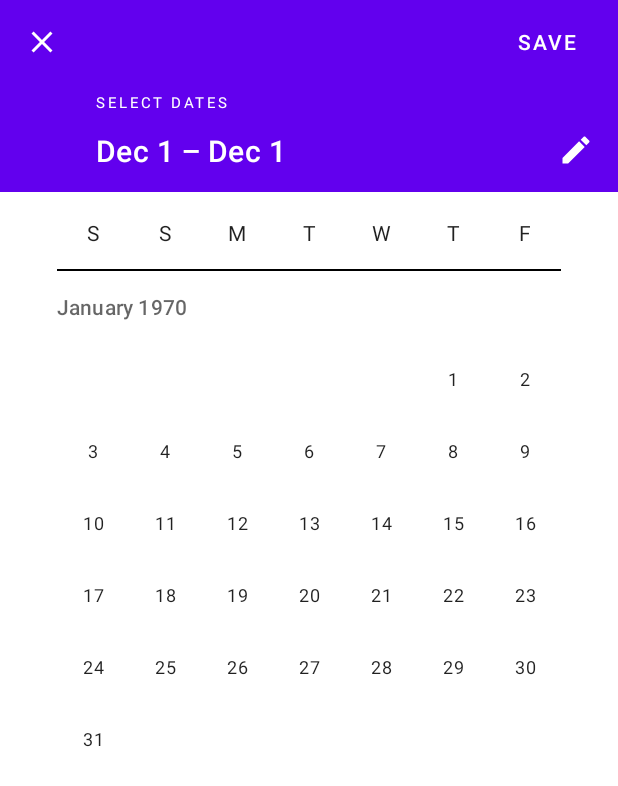
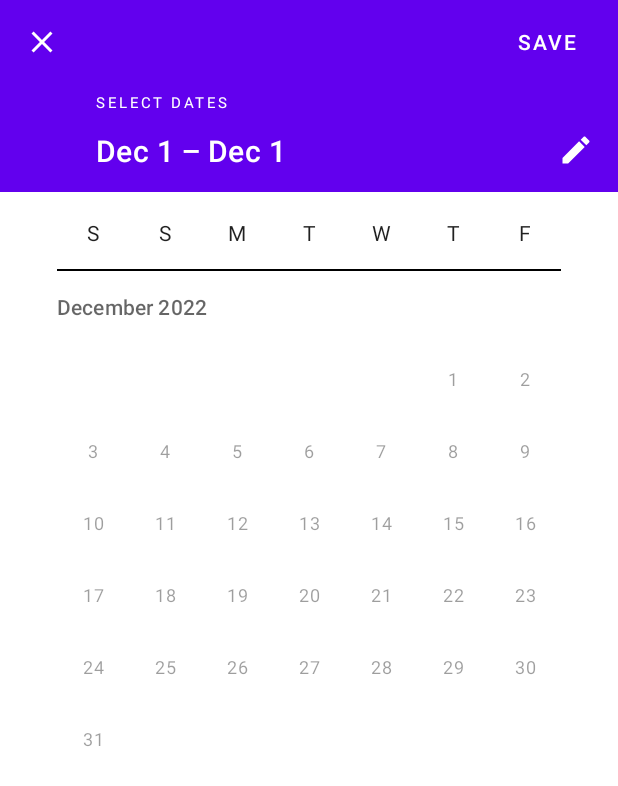
Before and after one commit to omarhatem1995/Mika, an Android app: the SecondFragment screen opened through its navigation route, on a phone screen of 412 x 824 dp. Shown: the top 786 px of the screen. Run offline under Robolectric (Android 15) with nearby library versions, the light colour scheme and no system bars; our stand-ins replace Firebase (no records; nobody signed in at launch, a user with empty details on screens opened directly), navigation-ui; plain views replace CalendarView.

Commit message:
-first demo finished

```diff
--- a/app/build.gradle
+++ b/app/build.gradle
@@ -51,7 +51,7 @@ dependencies {
 
     implementation 'androidx.core:core-ktx:1.9.0'
     implementation 'androidx.appcompat:appcompat:1.5.1'
-    implementation 'com.google.android.material:material:1.7.0'
+    implementation 'com.google.android.material:material:1.8.0-alpha03'
     implementation 'androidx.constraintlayout:constraintlayout:2.1.4'
     implementation 'com.google.firebase:firebase-database-ktx:20.1.0'
     implementation 'androidx.navigation:navigation-fragment-ktx:2.5.3'
--- a/app/src/main/AndroidManifest.xml
+++ b/app/src/main/AndroidManifest.xml
@@ -3,7 +3,7 @@
 
     <application
         android:allowBackup="true"
-        android:icon="@mipmap/ic_launcher"
+        android:icon="@mipmap/mika_launcher"
         android:label="@string/app_name"
         android:roundIcon="@mipmap/ic_launcher_round"
         android:supportsRtl="true"
@@ -11,7 +11,7 @@
         <activity
             android:name=".LoginActivity"
             android:exported="true"
-            android:label="@string/title_activity_login"
+            android:label="@string/app_name"
             android:theme="@style/Theme.Mika.NoActionBar">
 
             <intent-filter>
--- a/app/src/main/java/com/mika/FirstFragment.kt
+++ b/app/src/main/java/com/mika/FirstFragment.kt
@@ -63,6 +63,9 @@ class FirstFragment : Fragment() {
     private fun checkUserExistence(userID:String?) {
         viewLifecycleOwner.lifecycleScope.launch {
 
+
+            _binding?.progressFirst?.visibility = View.VISIBLE
+
             val response = firebaseDataBase?.reference?.child("Types")?.singleValueEvent()
 
             if(response is Response.Success){
@@ -71,8 +74,12 @@ class FirstFragment : Fragment() {
                     firebaseResponse(response,userID).flowWithLifecycle(viewLifecycleOwner.lifecycle
                         , Lifecycle.State.STARTED).collect{
 
+
+
                         if (it != null)
                         {
+
+
                             if (it.type == CLIENT_USER_TYPE)
                             {
                                 navigateToSecondClientHomeFragment()
@@ -80,6 +87,10 @@ class FirstFragment : Fragment() {
                             {
                                 navigateToProviderFragment()
                             }
+                        }else
+                        {
+                            Toast.makeText(context,"USER Not Found", Toast.LENGTH_LONG).show()
+                            showEditTextsWhenDataNotAvailable()
                         }
 
 
@@ -87,11 +98,13 @@ class FirstFragment : Fragment() {
 
                     }
                 }else{
+                    _binding?.progressFirst?.visibility =View.GONE
                     Toast.makeText(context,"USER ID NULL", Toast.LENGTH_LONG).show()
 
                 }
             }else{
-                Toast.makeText(context,"USER ID NULL", Toast.LENGTH_LONG).show()
+                showEditTextsWhenDataNotAvailable()
+                //Toast.makeText(context,"USER Not Found", Toast.LENGTH_LONG).show()
 
             }
         }
@@ -140,4 +153,13 @@ class FirstFragment : Fragment() {
         super.onDestroyView()
         _binding = null
     }
+
+    fun showEditTextsWhenDataNotAvailable()
+    {
+        _binding?.progressFirst?.visibility = View.GONE
+        _binding?.phoneNumberTextInputLayout?.visibility = View.VISIBLE
+        _binding?.plateNumberTextInputLayout?.visibility = View.VISIBLE
+        _binding?.vehicleColorTextInputLayout?.visibility = View.VISIBLE
+        _binding?.vehicleType?.visibility = View.VISIBLE
+    }
 }
--- a/app/src/main/java/com/mika/SecondFragment.kt
+++ b/app/src/main/java/com/mika/SecondFragment.kt
@@ -1,33 +1,28 @@
 package com.mika
 
 import android.annotation.SuppressLint
+import android.os.Build
 import android.os.Bundle
 import android.util.Log
-import androidx.fragment.app.Fragment
 import android.view.LayoutInflater
 import android.view.View
 import android.view.ViewGroup
 import android.widget.Toast
+import androidx.annotation.RequiresApi
 import androidx.core.util.Pair
-import androidx.lifecycle.Lifecycle
-import androidx.lifecycle.flowWithLifecycle
-import androidx.lifecycle.lifecycleScope
-import androidx.lifecycle.repeatOnLifecycle
+import androidx.fragment.app.Fragment
 import androidx.navigation.fragment.findNavController
 import com.google.android.material.datepicker.CalendarConstraints
+import com.google.android.material.datepicker.DateValidatorPointForward
 import com.google.android.material.datepicker.MaterialDatePicker
-import com.google.firebase.auth.FirebaseAuth
 import com.google.firebase.database.DataSnapshot
-import com.google.firebase.database.DatabaseError
 import com.google.firebase.database.FirebaseDatabase
-import com.google.firebase.database.ValueEventListener
 import com.mika.databinding.FragmentSecondBinding
 import kotlinx.coroutines.flow.Flow
 import kotlinx.coroutines.flow.flow
-import kotlinx.coroutines.launch
+import java.text.SimpleDateFormat
 import java.time.LocalDate
-import java.time.LocalDateTime
-import java.util.Calendar
+import java.util.*
 
 /**
  * A simple [Fragment] subclass as the second destination in the navigation.
@@ -36,6 +31,7 @@ class SecondFragment : Fragment() {
 
     private var _binding: FragmentSecondBinding? = null
     private var firebaseDataBase : FirebaseDatabase?=null
+    private var selectedDates:Pair<String,String>?= null
 
     // This property is only valid between onCreateView and
     // onDestroyView.
@@ -51,6 +47,7 @@ class SecondFragment : Fragment() {
 
     }
 
+    @RequiresApi(Build.VERSION_CODES.O)
     @SuppressLint("RestrictedApi")
     override fun onViewCreated(view: View, savedInstanceState: Bundle?) {
         super.onViewCreated(view, savedInstanceState)
@@ -60,28 +57,10 @@ class SecondFragment : Fragment() {
         val current =
             calendar.get(Calendar.MONTH)
 
-        val day = Calendar.SATURDAY
 
 
 
-        val dateRangePicker =
-            MaterialDatePicker.Builder.dateRangePicker()
-                .setTitleText("Select dates")
-                .setCalendarConstraints(CalendarConstraints.Builder()
-                    .setStart(current.toLong())
-                    .setEnd(current.toLong())
-                    .setOpenAt(current.toLong())
-                    .setFirstDayOfWeek(day).build()
-                )
-                .setSelection(
-                    Pair(
-                        MaterialDatePicker.thisMonthInUtcMilliseconds(),
-                        MaterialDatePicker.todayInUtcMilliseconds()
-                    )
-                )
-                .build()
-
-        dateRangePicker.show(childFragmentManager,"")
+        showDateRangePicker()
 
 
     }
@@ -101,4 +80,74 @@ class SecondFragment : Fragment() {
         super.onDestroyView()
         _binding = null
     }
+
+
+    @SuppressLint("RestrictedApi")
+    @RequiresApi(Build.VERSION_CODES.O)
+    private fun buildDatePicker(): MaterialDatePicker<Pair<Long, Long>> {
+
+        val calendarConstraintBuilder = CalendarConstraints.Builder()
+       // val dateValidator = RangeDateValidator(7)
+        calendarConstraintBuilder.setValidator(DateValidatorPointForward.now());
+
+        val calendar = Calendar.getInstance(TimeZone.getTimeZone("UTC"));
+        val month = LocalDate.now().month.value
+        val day = Calendar.SATURDAY
+        calendarConstraintBuilder.setFirstDayOfWeek(day)
+
+        // now set the starting bound from current month to
+        // previous MARCH
+    calendar.set(Calendar.MONTH, month);
+        val start = calendar.timeInMillis;
+
+        // now set the ending bound from current month to
+       // DECEMBER
+      calendar.set(Calendar.MONTH, month);
+       val end = calendar.timeInMillis;
+
+
+        calendarConstraintBuilder.setStart(start);
+      calendarConstraintBuilder.setEnd(end);
+
+        return   MaterialDatePicker.Builder.dateRangePicker()
+            .setTitleText("Select dates")
+            .setCalendarConstraints(calendarConstraintBuilder.build())
+            .setSelection(
+                Pair(
+                    MaterialDatePicker.thisMonthInUtcMilliseconds(),
+                    MaterialDatePicker.todayInUtcMilliseconds()
+                )
+            )
+            .build()
+    }
+
+
+    private fun getSelectedDates(dates: Pair<Long, Long>): Pair<String, String>? {
+        val sdf = SimpleDateFormat("yyyy-MM-dd", Locale.ENGLISH)
+        val netDate1 = Date(dates.first)
+        val netDate2 = Date(dates.second)
+        val firstDate = sdf.format(netDate1)
+        val secondDate = sdf.format(netDate2)
+        return Pair(firstDate, secondDate)
+    }
+
+    @RequiresApi(Build.VERSION_CODES.O)
+    private fun showDateRangePicker() {
+        val dateRangePicker = buildDatePicker()
+        dateRangePicker.addOnPositiveButtonClickListener {
+
+            selectedDates = getSelectedDates(it)
+            if (it.second-it.first > 4)
+            {
+                Toast.makeText(requireContext(),"You Are Allowed 4 days per month only",Toast.LENGTH_LONG).show()
+                findNavController().navigate(R.id.SecondFragment)
+            }
+
+
+            //navigateToEmployeesVisits(selectedDates!!.first, selectedDates!!.second)
+
+        }
+
+        dateRangePicker.show(requireActivity().supportFragmentManager, "tag")
+    }
 }
--- a/app/src/main/res/navigation/nav_graph.xml
+++ b/app/src/main/res/navigation/nav_graph.xml
@@ -13,7 +13,8 @@
 
         <action
             android:id="@+id/action_FirstFragment_to_SecondFragment"
-            app:destination="@id/SecondFragment" />
+            app:destination="@id/SecondFragment"
+            app:popUpTo="@id/SecondFragment" />
     </fragment>
     <fragment
         android:id="@+id/SecondFragment"
--- a/app/src/main/res/values/themes.xml
+++ b/app/src/main/res/values/themes.xml
@@ -22,12 +22,13 @@
     <style name="Theme.Mika.AppBarOverlay" parent="ThemeOverlay.AppCompat.Dark.ActionBar" />
 
     <style name="Theme.Mika.PopupOverlay" parent="ThemeOverlay.AppCompat.Light" />
-    <style name="MyEditTextTheme">
+    <style name="MyEditTextTheme" parent="Widget.MaterialComponents.TextInputLayout.OutlinedBox">
         <!-- Used for the bottom line when not selected / focused -->
         <item name="colorControlNormal">@color/white</item>
         <item name="android:padding">10dp</item>
-        <item name="android:background">@drawable/edit_text_layout</item>
+<!--        <item name="android:background">@drawable/edit_text_layout</item>-->
         <item name="android:textDirection">locale</item>
+
         <!-- colorControlActivated & colorControlHighlight use the colorAccent color by default -->
     </style>
 </resources>
```
Also changed, not shown: app/src/main/res/layout/fragment_first.xml (+29 -16 lines), app/src/main/res/mipmap-hdpi/mika_launcher.png (added), app/src/main/res/mipmap-mdpi/mika_launcher.png (added), app/src/main/res/mipmap-xhdpi/mika_launcher.png (added), app/src/main/res/mipmap-xxhdpi/mika_launcher.png (added), app/src/main/res/mipmap-xxxhdpi/mika_launcher.png (added).
